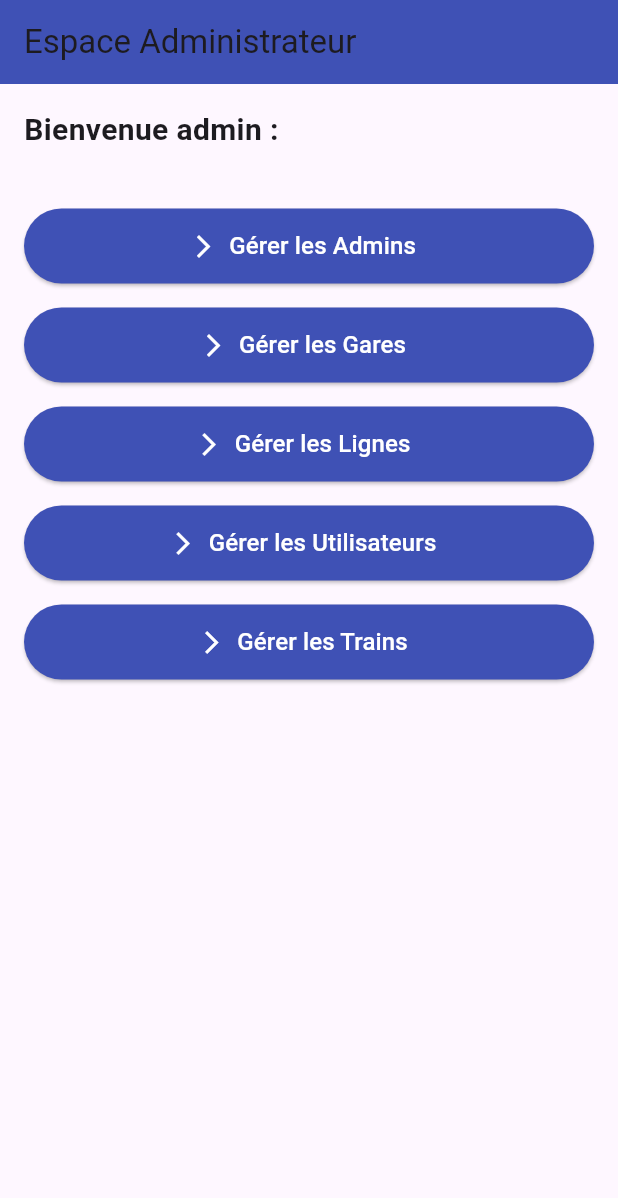
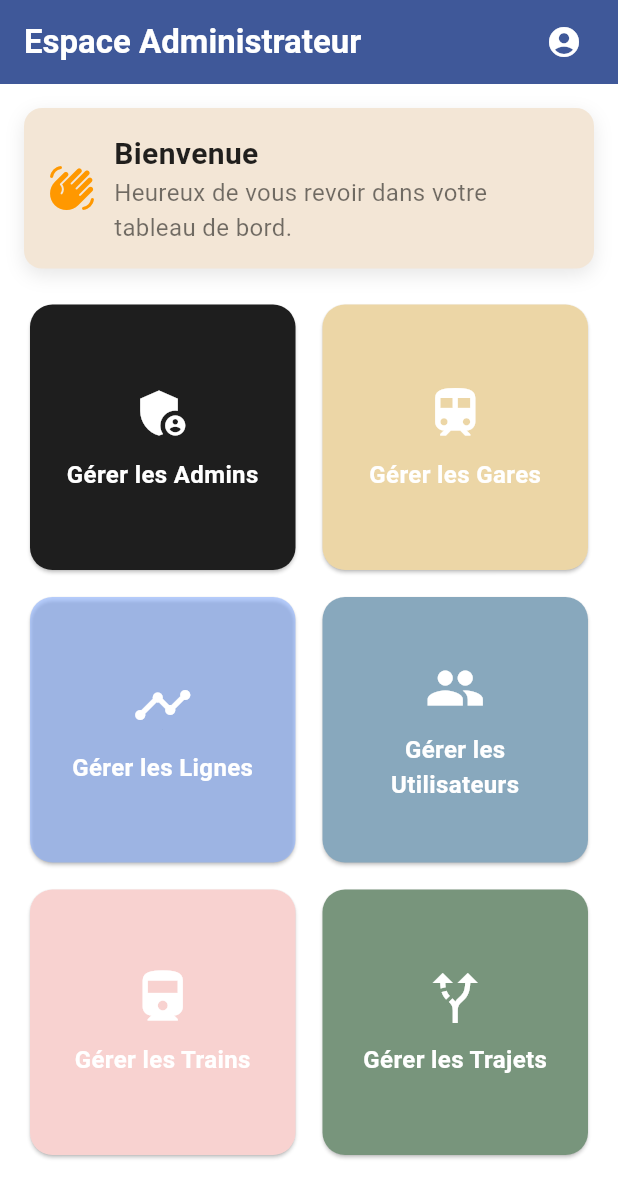
Before and after one commit to ZoukhMeriem/NWE, a Flutter app: the screen it shows after launch, after a tap on "Passer", after a tap on "Commencer", after a tap on "Se connecter", on a phone screen of 412 x 824 dp. Shown: the top 1198 px of the screen. Run offline on Flutter 3.47's test engine with Material 3 defaults, Android fonts, the phone set to English and light mode, and no system bars; our stand-ins replace animated_text_kit, cloud_firestore, dio, firebase_auth, firebase_core, firebase_storage and 6 more; missing offline and left inert: dialog_flowtter; accounts and stored records are empty; project files that could hold a hidden picture were left out.

Commit message:
Update AdminHomePage.dart

```diff
--- a/appdz/lib/Admin/AdminHomePage.dart
+++ b/appdz/lib/Admin/AdminHomePage.dart
@@ -1,10 +1,10 @@
+import 'package:flutter/material.dart';
 import 'package:dztrainfay/Admin/train_management_screen.dart';
-import 'package:flutter/material.dart';
-
 import 'AdminListScreen.dart';
 import 'GareListScreen.dart';
 import 'LigneListScreen.dart';
 import 'UserListScreen.dart';
+import 'trajet_management_screen.dart';
 
 class AdminHomePage extends StatelessWidget {
   final String adminUsername;
@@ -21,42 +21,184 @@ class AdminHomePage extends StatelessWidget {
   @override
   Widget build(BuildContext context) {
     return Scaffold(
+      backgroundColor: Colors.white,
       appBar: AppBar(
-        title: Text('Espace Administrateur'),
-        backgroundColor: Colors.indigo,
+        backgroundColor: Color(0xFF3B5998),
+        elevation: 4,
+        title: Text(
+          'Espace Administrateur',
+          style: TextStyle(
+            color: Colors.white,
+            fontWeight: FontWeight.bold,
+          ),
+        ),
+        actions: [
+          Padding(
+            padding: const EdgeInsets.symmetric(horizontal: 16.0),
+            child: Row(
+              children: [
+                Icon(Icons.account_circle, color: Colors.white),
+                SizedBox(width: 8),
+                Text(
+                  adminUsername,
+                  style: TextStyle(color: Colors.white),
+                ),
+              ],
+            ),
+          ),
+        ],
       ),
       body: Padding(
         padding: const EdgeInsets.all(16.0),
         child: Column(
           crossAxisAlignment: CrossAxisAlignment.start,
           children: [
-            Text(
-              'Bienvenue admin : $adminUsername',
-              style: TextStyle(fontSize: 20, fontWeight: FontWeight.bold),
+            Container(
+              width: double.infinity,
+              padding: EdgeInsets.all(16.0),
+              decoration: BoxDecoration(
+                color: Color(0xFFF3E6D6),
+                borderRadius: BorderRadius.circular(12),
+                boxShadow: [
+                  BoxShadow(
+                    color: Colors.grey.withOpacity(0.25),
+                    blurRadius: 10,
+                    offset: Offset(0, 4),
+                  ),
+                ],
+              ),
+              child: Row(
+                children: [
+                  Icon(Icons.waving_hand_rounded, color: Colors.orange, size: 32),
+                  SizedBox(width: 12),
+                  Expanded(
+                    child: Text.rich(
+                      TextSpan(
+                        children: [
+                          TextSpan(
+                            text: "Bienvenue ",
+                            style: TextStyle(
+                              fontSize: 20,
+                              color: Colors.black87,
+                              fontWeight: FontWeight.w600,
+                            ),
+                          ),
+                          TextSpan(
+                            text: "$adminUsername",
+                            style: TextStyle(
+                              fontSize: 20,
+                              fontWeight: FontWeight.bold,
+                              color: Color(0xFF111213),
+                            ),
+                          ),
+                          TextSpan(
+                            text: " \nHeureux de vous revoir dans votre tableau de bord.",
+                            style: TextStyle(
+                              fontSize: 16,
+                              color: Colors.black54,
+                            ),
+                          ),
+                        ],
+                      ),
+                    ),
+                  ),
+                ],
+              ),
             ),
-            const SizedBox(height: 30),
-            _buildMenuButton(context, "Gérer les Admins", AdminListScreen()),
-            _buildMenuButton(context, "Gérer les Gares", GareManagementScreen()),
-            _buildMenuButton(context, "Gérer les Lignes", LigneManagementScreen()),
-            _buildMenuButton(context, "Gérer les Utilisateurs", UserListScreen()),
-            _buildMenuButton(context, "Gérer les Trains", TrainManagementScreen()),
+            const SizedBox(height: 20),
+
+            // 🔒 Partie protégée à ne pas modifier
+            Expanded(
+              child: GridView.count(
+                crossAxisCount: 2,
+                mainAxisSpacing: 10,
+                crossAxisSpacing: 10,
+                children: [
+                  _buildMenuButton(
+                    context: context,
+                    label: "Gérer les Admins",
+                    screen: AdminListScreen(),
+                    icon: Icons.admin_panel_settings,
+                    color: Color(0xFF1E1E1E),
+                  ),
+                  _buildMenuButton(
+                    context: context,
+                    label: "Gérer les Gares",
+                    screen: GareManagementScreen(),
+                    icon: Icons.train,
+                    color: Color(0xFFECD6A6),
+                  ),
+                  _buildMenuButton(
+                    context: context,
+                    label: "Gérer les Lignes",
+                    screen: LigneManagementScreen(),
+                    icon: Icons.timeline,
+                    color: Color(0x998BB1FF),
+                  ),
+                  _buildMenuButton(
+                    context: context,
+                    label: "Gérer les Utilisateurs",
+                    screen: UserListScreen(),
+                    icon: Icons.people,
+                    color: Color(0xFF88A8BD),
+                  ),
+                  _buildMenuButton(
+                    context: context,
+                    label: "Gérer les Trains",
+                    screen: TrainManagementScreen(),
+                    icon: Icons.directions_train,
+                    color: Color(0xFFF8D2D0),
+                  ),
+                  _buildMenuButton(
+                    context: context,
+                    label: "Gérer les Trajets",
+                    screen: AdminTrajetsPage(),
+                    icon: Icons.alt_route,
+                    color: Color(0xFF78957C),
+                  ),
+                ],
+              ),
+            ),
           ],
         ),
       ),
     );
   }
 
-  Widget _buildMenuButton(BuildContext context, String label, Widget screen) {
-    return Padding(
-      padding: const EdgeInsets.symmetric(vertical: 8.0),
-      child: ElevatedButton.icon(
-        style: ElevatedButton.styleFrom(
-          minimumSize: Size(double.infinity, 50),
-          backgroundColor: Colors.indigo,
+  Widget _buildMenuButton({
+    required BuildContext context,
+    required String label,
+    required Widget screen,
+    required IconData icon,
+    required Color color,
+  }) {
+    return Card(
+      color: color,
+      shape: RoundedRectangleBorder(
+        borderRadius: BorderRadius.circular(15),
+      ),
+      child: InkWell(
+        onTap: () => _navigateTo(context, screen),
+        borderRadius: BorderRadius.circular(15),
+        child: Padding(
+          padding: const EdgeInsets.all(16.0),
+          child: Column(
+            mainAxisAlignment: MainAxisAlignment.center,
+            children: [
+              Icon(icon, color: Colors.white, size: 40),
+              const SizedBox(height: 10),
+              Text(
+                label,
+                textAlign: TextAlign.center,
+                style: TextStyle(
+                  color: Colors.white,
+                  fontSize: 16,
+                  fontWeight: FontWeight.bold,
+                ),
+              ),
+            ],
+          ),
         ),
-        icon: Icon(Icons.arrow_forward_ios, color: Colors.white),
-        label: Text(label, style: TextStyle(fontSize: 16, color: Colors.white)),
-        onPressed: () => _navigateTo(context, screen),
       ),
     );
   }
```
